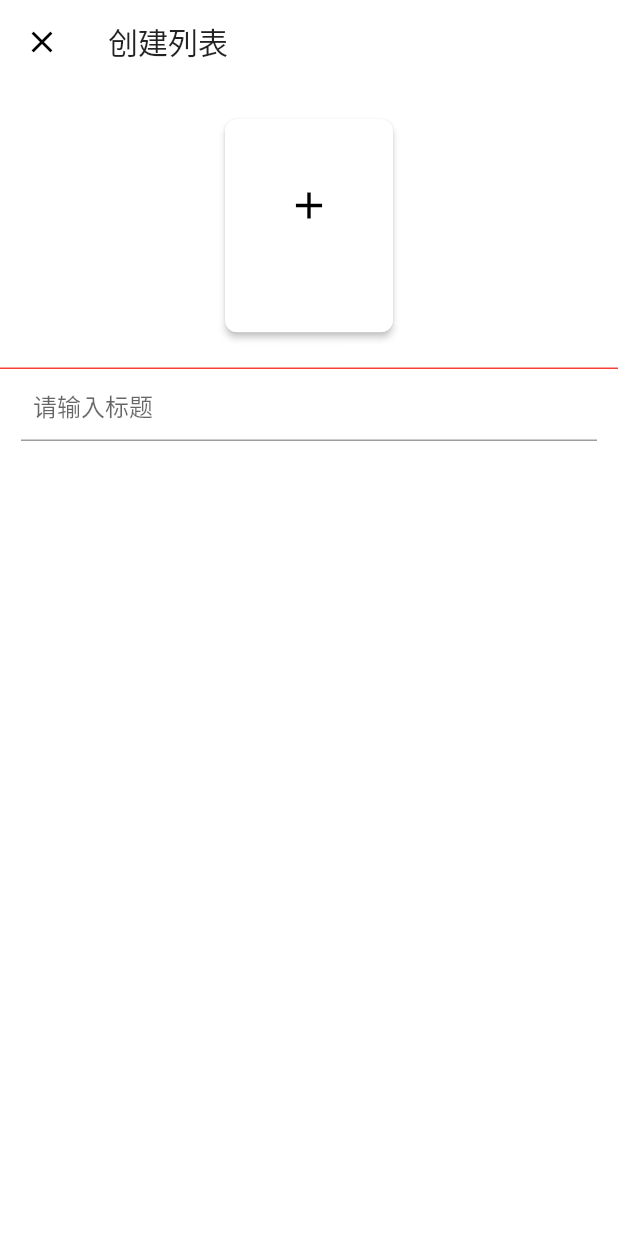
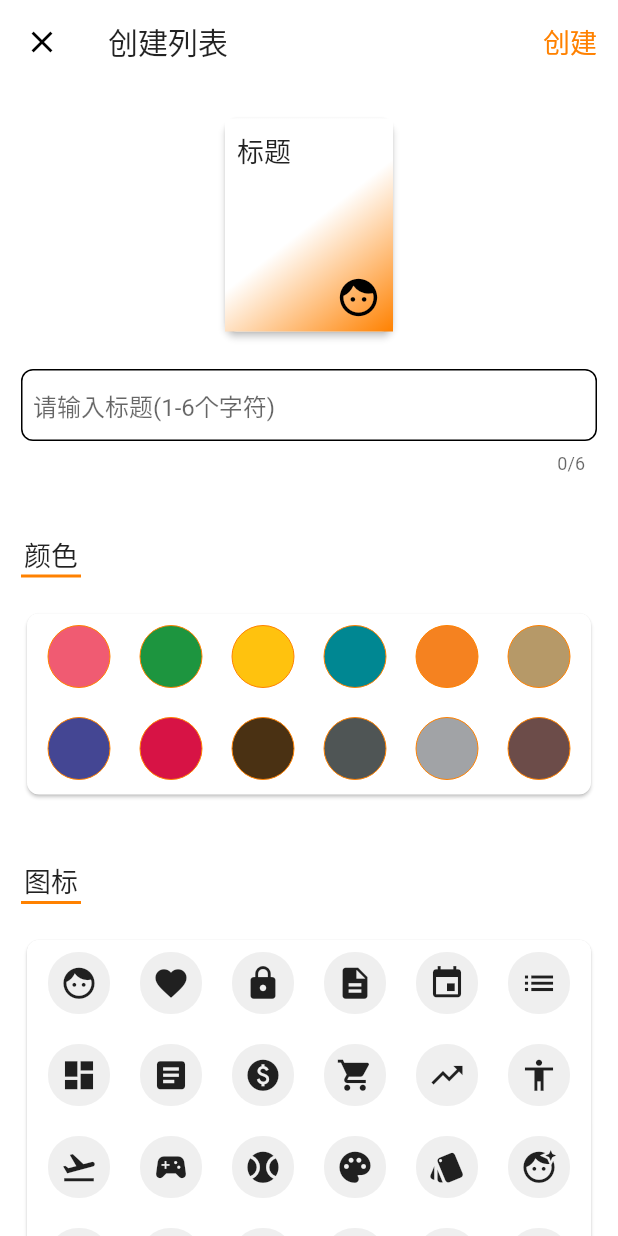
Before and after one commit to woxihejinghao/flutter_life_record, a Flutter app: the screen it shows after launch, after a tap on "创建列表", on a phone screen of 412 x 824 dp. Run offline on Flutter 3.47's test engine with Material 2 defaults, Android fonts, the phone set to English and light mode, and no system bars.

Commit message:
完善列表创建页面

```diff
--- a/lib/Page/ToDo/Pages/todo_project_create_page.dart
+++ b/lib/Page/ToDo/Pages/todo_project_create_page.dart
@@ -58,9 +58,41 @@ class ToDoProjectCreatePage extends StatefulWidget {
 
 class _ToDoProjectCreatePageState extends State<ToDoProjectCreatePage> {
   String title = "标题";
-  IconData icons = Icons.add;
+  IconData icons = iconList[0];
   Color iconColor = Colors.black;
   int selectedIndex = 0;
+//是否显示卡片底部阴影
+  double _borderLine0paque = 0;
+  // 滑动监听
+  ScrollController _scrollController = ScrollController();
+  // 输入监听
+  TextEditingController _textEditingController = TextEditingController();
+  @override
+  void initState() {
+    super.initState();
+    //监听滚动事件
+    _scrollController.addListener(() {
+      double temp = _scrollController.offset / 50;
+      if (temp > 1) {
+        temp = 1;
+      } else if (temp < 0) {
+        temp = 0;
+      }
+
+      if (temp != _borderLine0paque) {
+        setState(() {
+          _borderLine0paque = temp;
+        });
+      }
+    });
+
+    //监听输入
+    _textEditingController.addListener(() {
+      setState(() {
+        this.title = _textEditingController.text;
+      });
+    });
+  }
 
   @override
   Widget build(BuildContext context) {
@@ -69,14 +101,31 @@ class _ToDoProjectCreatePageState extends State<ToDoProjectCreatePage> {
       appBar: AppBar(
         title: Text("创建列表"),
         elevation: 0,
+        actions: [
+          TextButton(
+              onPressed: () {},
+              child: Text(
+                "创建",
+                style: TextStyle(color: LRThemeColor.mainColor, fontSize: 18),
+              ))
+        ],
       ),
       body: CustomScrollView(
+        controller: _scrollController,
         slivers: [
           SliverPersistentHeader(
-            delegate: ProjectHeaderDelegate(),
+            delegate: ProjectHeaderDelegate(
+                borderOpaque: this._borderLine0paque,
+                iconColor: this.iconColor,
+                title: this.title,
+                icons: this.icons),
             pinned: true,
           ),
-          titleTextField()
+          titleTextField(),
+          titleSection("颜色"),
+          colorSelectSection(),
+          titleSection("图标"),
+          iconSelectSection()
         ],
       ),
     );
@@ -87,18 +136,32 @@ class _ToDoProjectCreatePageState extends State<ToDoProjectCreatePage> {
       child: Padding(
         padding: EdgeInsets.only(left: 14, right: 14),
         child: TextField(
+          controller: _textEditingController,
+          cursorColor: LRThemeColor.mainColor,
+          maxLength: 6,
           decoration: InputDecoration(
-              hintText: "请输入标题",
-              contentPadding: EdgeInsets.only(left: 8, right: 8)),
+            hintText: "请输入标题(1-6个字符)",
+            contentPadding: EdgeInsets.only(left: 8, right: 8),
+            border: OutlineInputBorder(
+              borderRadius: BorderRadius.all(Radius.circular(8)),
+            ),
+            focusedBorder: OutlineInputBorder(
+              borderRadius: BorderRadius.all(Radius.circular(8)),
+            ),
+            enabledBorder: OutlineInputBorder(
+              borderRadius: BorderRadius.all(Radius.circular(8)),
+            ),
+          ),
         ),
       ),
     );
   }
 
   Widget titleSection(String sectionTitle) {
-    return Container(
-      width: 40,
-      margin: EdgeInsets.only(left: 14),
+    return SliverToBoxAdapter(
+      child: Container(
+        alignment: Alignment.centerLeft,
+        margin: EdgeInsets.only(left: 14, top: 40),
         child: Column(
           mainAxisAlignment: MainAxisAlignment.start,
           mainAxisSize: MainAxisSize.min,
@@ -109,9 +172,11 @@ class _ToDoProjectCreatePageState extends State<ToDoProjectCreatePage> {
             ),
             Container(
               height: 2,
+              width: 40,
               color: LRThemeColor.mainColor,
             )
           ],
+        ),
       ),
     );
   }
@@ -120,9 +185,11 @@ class _ToDoProjectCreatePageState extends State<ToDoProjectCreatePage> {
     double spaceing = 20;
     double width = MediaQuery.of(context).size.width;
     width = (width - 5 * spaceing - 28) / 6;
-    return Container(
+
+    return SliverToBoxAdapter(
+      child: Container(
         height: width * 2 + 34,
-      margin: EdgeInsets.only(left: 14, right: 14),
+        margin: EdgeInsets.only(left: 14, right: 14, top: 20),
         child: Card(
           child: GridView.count(
             padding: EdgeInsets.only(left: 14, right: 14, top: 8, bottom: 8),
@@ -135,20 +202,61 @@ class _ToDoProjectCreatePageState extends State<ToDoProjectCreatePage> {
                 .map((e) => ColorSelectItem(
                       color: HexColor(e),
                       radius: width / 2,
-                    isSelected: e == colorList[this.selectedIndex],
+                      callback: () {
+                        setState(() {
+                          this.iconColor = HexColor(e);
+                        });
+                      },
                     ))
                 .toList(),
           ),
           shape: LRTool.getBorderRadius(8),
         ),
+      ),
     );
   }
 
   Widget iconSelectSection() {
-    return Container(
+    double spaceing = 20;
+    double width = MediaQuery.of(context).size.width;
+    width = (width - 5 * spaceing - 28) / 6;
+
+    return SliverToBoxAdapter(
+      child: SafeArea(
+          child: Container(
+        height: width * 6 + 34,
+        margin: EdgeInsets.only(left: 14, right: 14, top: 20),
         child: Card(
+          child: GridView.count(
+            padding: EdgeInsets.only(left: 14, right: 14, top: 8, bottom: 8),
+            physics: NeverScrollableScrollPhysics(),
+            crossAxisCount: 6,
+            crossAxisSpacing: 20,
+            mainAxisSpacing: 20,
+            childAspectRatio: 1,
+            children: iconList
+                .map((e) => GestureDetector(
+                      child: Container(
+                        child: Icon(
+                          e,
+                          size: 25,
+                        ),
+                        decoration: BoxDecoration(
+                            color: LRThemeColor.lineColor,
+                            borderRadius:
+                                BorderRadius.all(Radius.circular(20))),
+                      ),
+                      onTap: () {
+                        setState(() {
+                          this.icons = e;
+                        });
+                      },
+                    ))
+                .toList(),
+          ),
           shape: LRTool.getBorderRadius(8),
         ),
+      )),
     );
   }
 }
@@ -157,9 +265,13 @@ class ProjectHeaderDelegate extends SliverPersistentHeaderDelegate {
   final String title;
   final IconData icons;
   final Color iconColor;
+  final double borderOpaque;
 
   ProjectHeaderDelegate(
-      {this.title = "", this.icons = Icons.add, this.iconColor = Colors.black});
+      {this.title = "",
+      this.icons = Icons.add,
+      this.iconColor = Colors.black,
+      this.borderOpaque = 0});
 
   @override
   Widget build(
@@ -169,7 +281,7 @@ class ProjectHeaderDelegate extends SliverPersistentHeaderDelegate {
 
   @override
   bool shouldRebuild(ProjectHeaderDelegate oldDelegate) {
-    return false;
+    return true;
   }
 
   @override
@@ -190,11 +302,12 @@ class ProjectHeaderDelegate extends SliverPersistentHeaderDelegate {
           color: this.iconColor,
         ),
       ),
-
       decoration: BoxDecoration(
           color: Colors.white,
-        border: Border(bottom: BorderSide(color: Colors.red,width: 1))
-      ),
+          border: Border(
+              bottom: BorderSide(
+                  color: HexColor("#f1f1f1").withOpacity(this.borderOpaque),
+                  width: 2))),
     );
   }
 }
--- a/lib/Page/ToDo/Widgets/color_select_item.dart
+++ b/lib/Page/ToDo/Widgets/color_select_item.dart
@@ -5,15 +5,25 @@ class ColorSelectItem extends StatelessWidget {
   final Color color;
   final bool isSelected;
   final double radius;
-  const ColorSelectItem({ Key? key ,this.color = Colors.black,this.isSelected = false,this.radius = 20}) : super(key: key);
+  final GestureTapCallback? callback;
+  const ColorSelectItem(
+      {Key? key,
+      this.color = Colors.black,
+      this.isSelected = false,
+      this.radius = 20,
+      this.callback})
+      : super(key: key);
 
   @override
   Widget build(BuildContext context) {
-    return Container(
-      decoration: BoxDecoration(
-        color: this.color,
-        borderRadius: BorderRadius.all(Radius.circular(this.radius)),
-        border: Border.all(width: this.isSelected ? 2 : 0,color: LRThemeColor.mainColor)
+    return GestureDetector(
+      onTap: this.callback,
+      child: Container(
+        decoration: BoxDecoration(
+            color: this.color,
+            borderRadius: BorderRadius.all(Radius.circular(this.radius)),
+            border: Border.all(
+                width: this.isSelected ? 2 : 0, color: LRThemeColor.mainColor)),
       ),
     );
   }
--- a/lib/Page/ToDo/Widgets/todo_project_card.dart
+++ b/lib/Page/ToDo/Widgets/todo_project_card.dart
@@ -1,25 +1,50 @@
 import 'package:flutter/material.dart';
+import 'package:flutter_life_record/Common/lr_color.dart';
 
 class ToDoProjectCard extends StatelessWidget {
   final IconData iconData;
   final String title;
   final Color color;
-  const ToDoProjectCard({ Key? key, this.iconData = Icons.add, this.title = "标题", this.color = Colors.black }) : super(key: key);
+  const ToDoProjectCard(
+      {Key? key,
+      this.iconData = Icons.add,
+      this.title = "标题",
+      this.color = Colors.black})
+      : super(key: key);
 
   @override
   Widget build(BuildContext context) {
     return Card(
       child: Container(
-        child: Column(
-          mainAxisAlignment: MainAxisAlignment.center,
+        child: Stack(
           children: [
-            Icon(this.iconData,color: this.color,size: 30,),
-            SizedBox(
-              height: 8,
+            Positioned(
+              child: Text(
+                this.title,
+                style: TextStyle(fontSize: 18, fontWeight: FontWeight.w500),
+                maxLines: 1,
+              ),
+              left: 8,
+              top: 8,
+              right: 8,
             ),
-            Text(this.title,style: TextStyle(fontSize: 16),)
+            Positioned(
+              child: Icon(
+                this.iconData,
+                color: this.color,
+                size: 30,
+              ),
+              bottom: 8,
+              right: 8,
+            )
           ],
         ),
+        decoration: BoxDecoration(
+            gradient: LinearGradient(
+                colors: [Colors.white, LRThemeColor.mainColor],
+                begin: Alignment.topLeft,
+                end: Alignment.bottomRight,
+                stops: [0.5, 1.0])),
       ),
       shape: RoundedRectangleBorder(
           borderRadius: BorderRadius.all(Radius.circular(8))),
```
Lines whose indentation alone changed are shown as unchanged.
